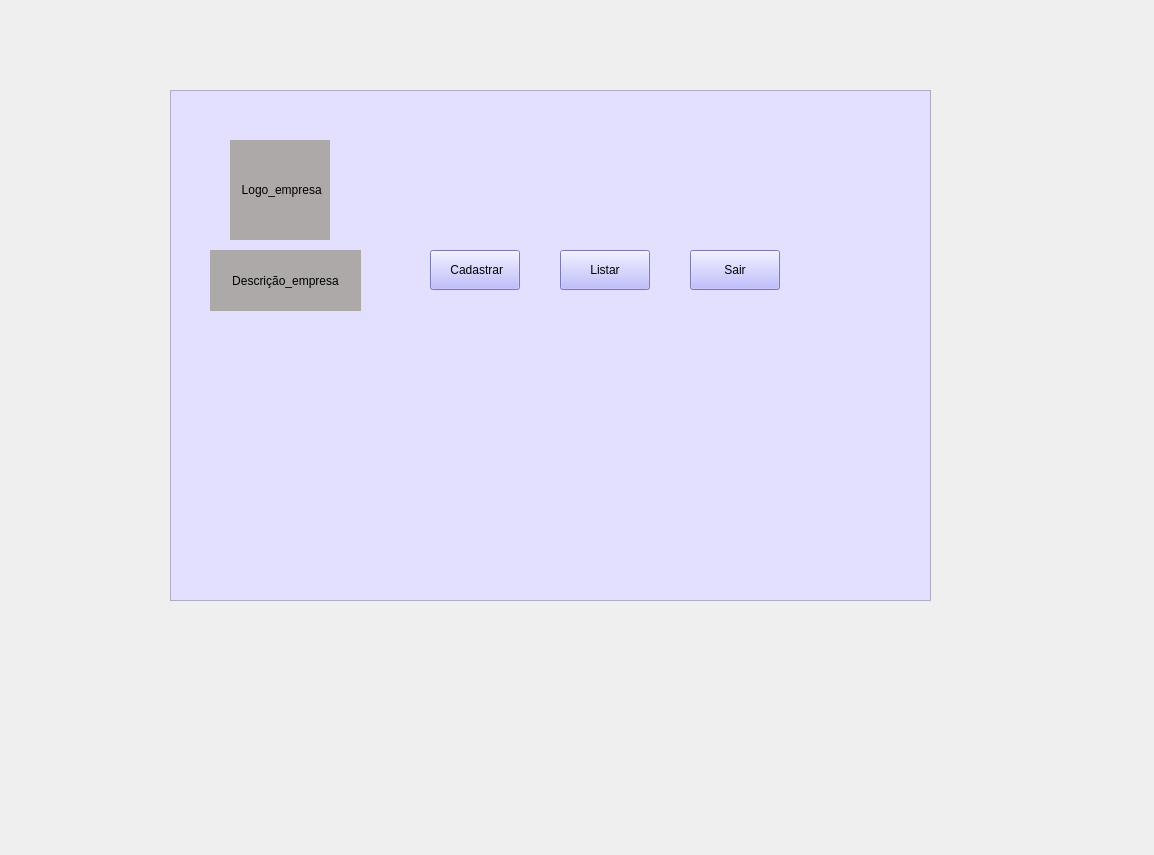
Qt form src/projeto_perfil_solo.ui (WellingtonWilliams/projetocadastrogrupo) before a commit.
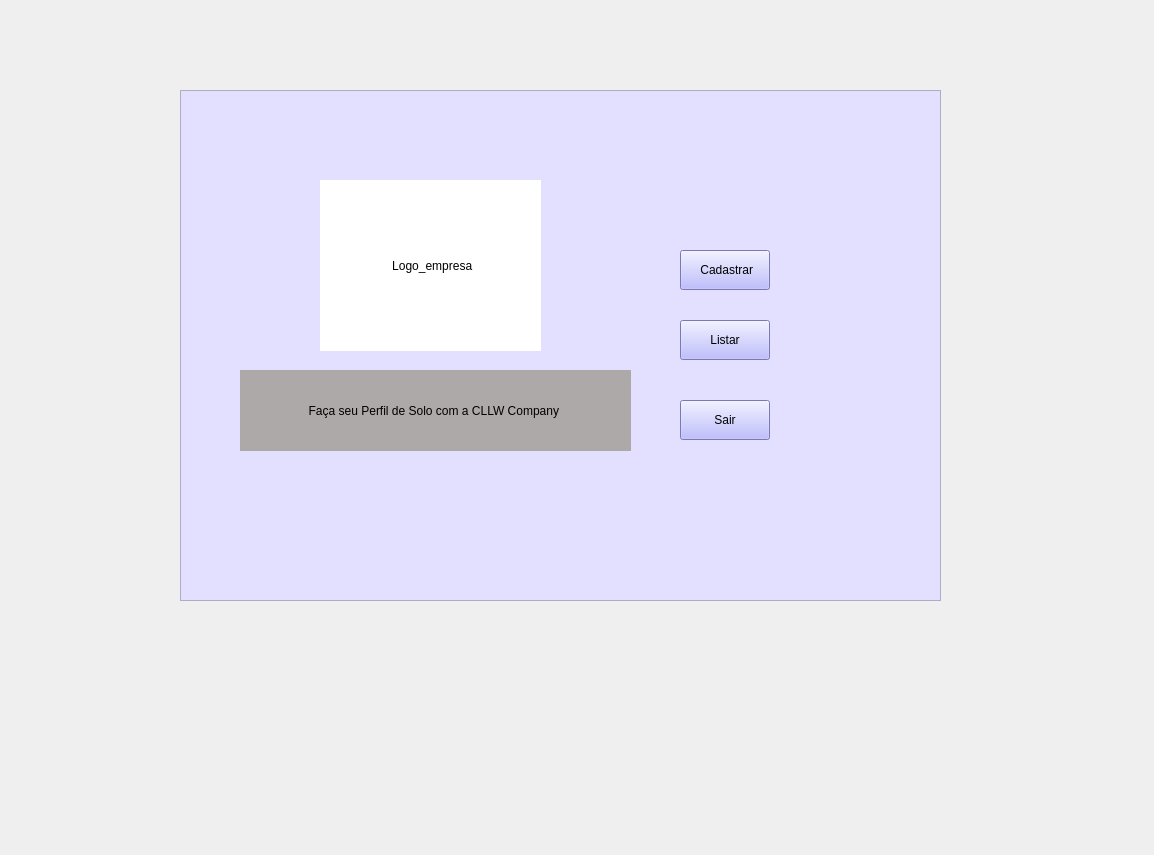
The same form after that commit. The open tabs and pages were chosen to show the change.

```diff
--- a/src/projeto_perfil_solo.ui
+++ b/src/projeto_perfil_solo.ui
@@ -192,7 +192,7 @@
      <widget class="QFrame" name="frame_fundo_principal">
       <property name="geometry">
        <rect>
-        <x>100</x>
+        <x>110</x>
         <y>80</y>
         <width>761</width>
         <height>511</height>
@@ -210,14 +210,15 @@
       <widget class="QLabel" name="label_logo_empresa">
        <property name="geometry">
         <rect>
-         <x>60</x>
-         <y>50</y>
-         <width>100</width>
-         <height>100</height>
+         <x>140</x>
+         <y>90</y>
+         <width>221</width>
+         <height>171</height>
         </rect>
        </property>
        <property name="styleSheet">
-        <string notr="true">background-color: rgb(173, 169, 168);</string>
+        <string notr="true">background-color: rgb(173, 169, 168);
+background-color: rgb(255, 255, 255);</string>
        </property>
        <property name="text">
         <string> Logo_empresa</string>
@@ -229,17 +230,17 @@
       <widget class="QLabel" name="label_descricao">
        <property name="geometry">
         <rect>
-         <x>40</x>
-         <y>160</y>
-         <width>151</width>
-         <height>61</height>
+         <x>60</x>
+         <y>280</y>
+         <width>391</width>
+         <height>81</height>
         </rect>
        </property>
        <property name="styleSheet">
         <string notr="true">background-color: rgb(173, 169, 168);</string>
        </property>
        <property name="text">
-        <string>Descrição_empresa</string>
+        <string>Faça seu Perfil de Solo com a CLLW Company </string>
        </property>
        <property name="alignment">
         <set>Qt::AlignCenter</set>
@@ -248,7 +249,7 @@
       <widget class="QPushButton" name="push_button_cadastrar">
        <property name="geometry">
         <rect>
-         <x>260</x>
+         <x>500</x>
          <y>160</y>
          <width>90</width>
          <height>40</height>
@@ -264,8 +265,8 @@
       <widget class="QPushButton" name="push_button_listar">
        <property name="geometry">
         <rect>
-         <x>390</x>
-         <y>160</y>
+         <x>500</x>
+         <y>230</y>
          <width>90</width>
          <height>40</height>
         </rect>
@@ -280,8 +281,8 @@
       <widget class="QPushButton" name="push_button_sair">
        <property name="geometry">
         <rect>
-         <x>520</x>
-         <y>160</y>
+         <x>500</x>
+         <y>310</y>
          <width>90</width>
          <height>40</height>
         </rect>
```
Left out of the diff: 10 changed lines with no effect on the pictures.
